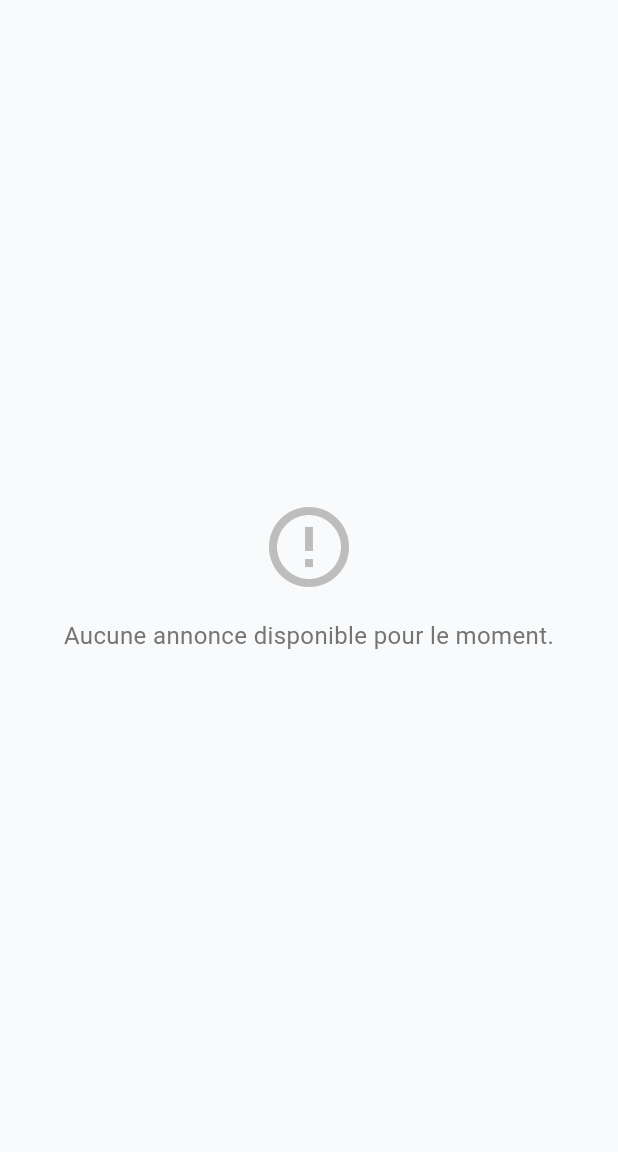
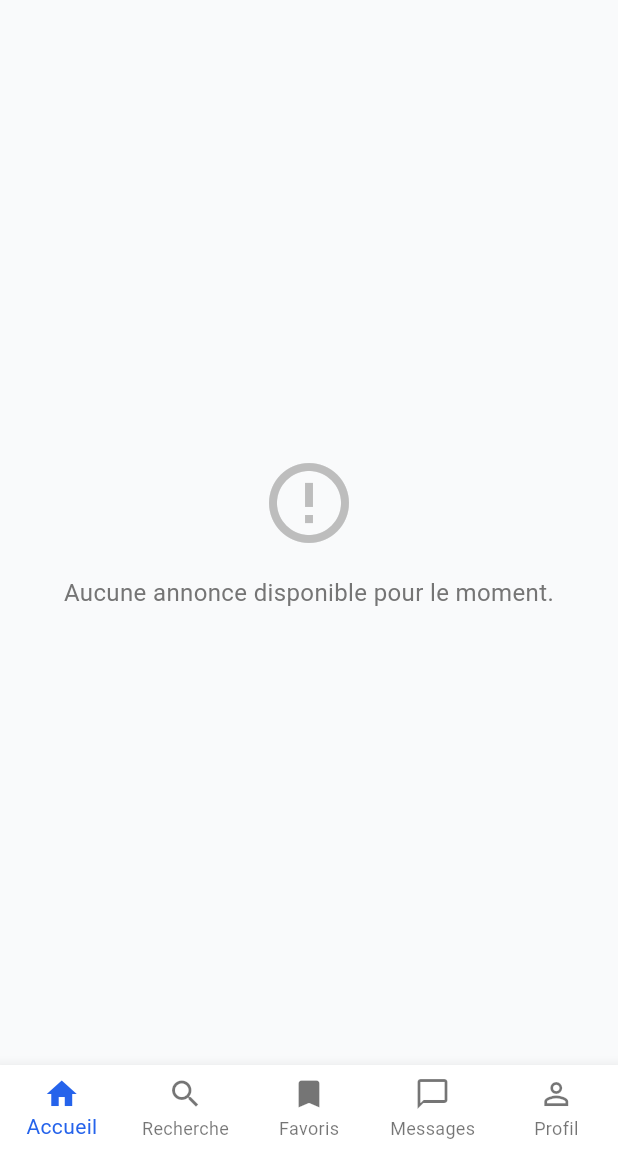
Before and after one commit to Rahim10020/logements_app, a Flutter app: the screen it shows after launch, on a phone screen of 412 x 824 dp, the part 84-1236 px from its top. Run offline on Flutter 3.47's test engine with Material 3 defaults, Android fonts, the light colour scheme and no system bars; our stand-ins replace appwrite, cached_network_image, cloud_firestore, firebase_auth, firebase_core, firebase_storage and 8 more; accounts and stored records are empty.

Commit message:
ajout de la bottom navbar

```diff
--- a/lib/core/config/app_router.dart
+++ b/lib/core/config/app_router.dart
@@ -1,5 +1,6 @@
 import 'package:flutter/material.dart';
 import 'package:go_router/go_router.dart';
+import 'package:provider/provider.dart';
 import '../../features/auth/screens/login_screen.dart';
 import '../../features/auth/screens/register_screen.dart';
 import '../../features/auth/screens/forgot_password_screen.dart';
@@ -13,6 +14,10 @@ import '../../features/profile/screens/profile_screen.dart';
 import '../../features/profile/screens/settings_screen.dart';
 import '../../features/chat/screens/conversations_screen.dart';
 import '../../features/chat/screens/chat_screen.dart';
+import '../../features/listing_detail/screens/listing_detail_screen.dart';
+import '../../features/profile/screens/edit_profile_screen.dart';
+import '../../features/auth/providers/auth_provider.dart';
+import '../widgets/bottom_nav_shell.dart';
 
 /// Configuration du routing avec GoRouter
 class AppRouter {
@@ -21,8 +26,46 @@ class AppRouter {
   static final GoRouter router = GoRouter(
     initialLocation: '/home',
     debugLogDiagnostics: true,
+
+    // Redirect global pour protéger certaines routes et forcer la sélection de rôle
+    redirect: (BuildContext context, GoRouterState state) {
+      try {
+        final auth = Provider.of<AuthProvider>(context, listen: false);
+        final isLoggedIn = auth.currentUser != null;
+        final userRole = auth.userModel?.role ?? '';
+        final loc = state.uri.toString();
+
+        // Routes qui nécessitent l'authentification
+        final protectedPrefixes = [
+          '/saved',
+          '/conversations',
+          '/profile',
+          '/dashboard',
+          '/chat',
+        ];
+
+        final isProtected = protectedPrefixes.any((p) => loc.startsWith(p));
+
+        // Si utilisateur non connecté et route protégée -> redirection vers login
+        if (!isLoggedIn && isProtected) {
+          return '/auth/login?from=${Uri.encodeComponent(loc)}';
+        }
+
+        // Après connexion, si role non défini et on n'est pas déjà sur le flow d'auth -> forcer role-selection
+        final isOnAuthFlow = loc.startsWith('/auth') || loc.startsWith('/role-selection') || loc.startsWith('/auth/role-selection') || loc.startsWith('/auth/login') || loc.startsWith('/auth/register');
+        if (isLoggedIn && (userRole.isEmpty) && !isOnAuthFlow) {
+          return '/auth/role-selection';
+        }
+
+        return null;
+      } catch (e) {
+        // Si Provider non disponible (ex: au tout début de l'app), ne pas rediriger
+        return null;
+      }
+    },
+
     routes: [
-      // Routes d'authentification
+      // Routes d'authentification (gardées en top-level)
       GoRoute(
         path: '/auth/login',
         name: 'auth-login',
@@ -55,12 +98,11 @@ class AppRouter {
         name: 'auth-role-selection',
         builder: (context, state) => const RoleSelectionScreen(),
       ),
-      GoRoute(
-        path: '/role-selection',
-        redirect: (context, state) => '/auth/role-selection',
-      ),
 
-      // Routes principales
+      // ShellRoute qui contient la BottomNavigationBar pour les onglets principaux
+      ShellRoute(
+        builder: (context, state, child) => BottomNavShell(child: child),
+        routes: [
           GoRoute(
             path: '/',
             redirect: (context, state) => '/home',
@@ -70,15 +112,30 @@ class AppRouter {
             name: 'home',
             builder: (context, state) => const HomeScreen(),
           ),
-
-      // Route des favoris
+          GoRoute(
+            path: '/search',
+            name: 'search',
+            builder: (context, state) => const SearchScreen(),
+          ),
           GoRoute(
             path: '/saved',
             name: 'saved',
             builder: (context, state) => const SavedListingsScreen(),
           ),
+          GoRoute(
+            path: '/conversations',
+            name: 'conversations',
+            builder: (context, state) => const ConversationsScreen(),
+          ),
+          GoRoute(
+            path: '/profile',
+            name: 'profile',
+            builder: (context, state) => const ProfileScreen(),
+          ),
+        ],
+      ),
 
-      // Routes de détail
+      // Routes non-onglets / détails (restent en top-level pour être ouvertes sans la bottom bar si souhaité)
       GoRoute(
         path: '/listing/:id',
         name: 'listing-detail',
@@ -88,14 +145,7 @@ class AppRouter {
         },
       ),
 
-      // Route de recherche (à implémenter)
-      GoRoute(
-        path: '/search',
-        name: 'search',
-        builder: (context, state) => const SearchScreen(),
-      ),
-
-      // Routes dashboard
+      // Routes dashboard (protégées par le redirect global)
       GoRoute(
         path: '/dashboard',
         name: 'dashboard',
@@ -115,12 +165,7 @@ class AppRouter {
         },
       ),
 
-      // Routes profil
-      GoRoute(
-        path: '/profile',
-        name: 'profile',
-        builder: (context, state) => const ProfileScreen(),
-      ),
+      // Profile edit/settings
       GoRoute(
         path: '/profile/edit',
         name: 'edit-profile',
@@ -132,12 +177,7 @@ class AppRouter {
         builder: (context, state) => const SettingsScreen(),
       ),
 
-      // Routes chat
-      GoRoute(
-        path: '/conversations',
-        name: 'conversations',
-        builder: (context, state) => const ConversationsScreen(),
-      ),
+      // Chat
       GoRoute(
         path: '/chat/:id',
         name: 'chat',
@@ -170,69 +210,3 @@ class AppRouter {
     ),
   );
 }
-
-// Placeholder screens - Seront implémentés dans les phases suivantes
-
-class MainScreen extends StatelessWidget {
-  const MainScreen({super.key});
-
-  @override
-  Widget build(BuildContext context) {
-    return Scaffold(
-      appBar: AppBar(title: const Text('Ahoe')),
-      body: const Center(child: Text('Main Screen with Bottom Nav - Phase 3')),
-    );
-  }
-}
-
-class ListingDetailScreen extends StatelessWidget {
-  final String listingId;
-
-  const ListingDetailScreen({super.key, required this.listingId});
-
-  @override
-  Widget build(BuildContext context) {
-    return Scaffold(
-      appBar: AppBar(title: const Text('Détails de l\'annonce')),
-      body: Center(child: Text('Listing Detail $listingId - Phase 3')),
-    );
-  }
-}
-
-class AddListingScreen extends StatelessWidget {
-  const AddListingScreen({super.key});
-
-  @override
-  Widget build(BuildContext context) {
-    return Scaffold(
-      appBar: AppBar(title: const Text('Ajouter une annonce')),
-      body: const Center(child: Text('Add Listing Screen - Phase 6')),
-    );
-  }
-}
-
-class EditListingScreen extends StatelessWidget {
-  final String listingId;
-
-  const EditListingScreen({super.key, required this.listingId});
-
-  @override
-  Widget build(BuildContext context) {
-    return Scaffold(
-      appBar: AppBar(title: const Text('Modifier l\'annonce')),
-      body: Center(child: Text('Edit Listing $listingId - Phase 6')),
-    );
-  }
-}
-
-class EditProfileScreen extends StatelessWidget {
-  const EditProfileScreen({super.key});
-
-  @override
-  Widget build(BuildContext context) {
-    return Scaffold(
-      appBar: AppBar(title: const Text('Modifier le profil')),
-      body: const Center(child: Text('Edit Profile Screen - Phase 7')),
-    );
-  }
-}
--- /dev/null
+++ b/lib/core/widgets/bottom_nav_shell.dart
@@ -0,0 +1,62 @@
+import 'package:flutter/material.dart';
+import 'package:go_router/go_router.dart';
+
+/// Shell qui contient une BottomNavigationBar persistante
+class BottomNavShell extends StatefulWidget {
+  final Widget child;
+  const BottomNavShell({super.key, required this.child});
+
+  @override
+  State<BottomNavShell> createState() => _BottomNavShellState();
+}
+
+class _BottomNavShellState extends State<BottomNavShell> {
+  static const List<String> _paths = [
+    '/home',
+    '/search',
+    '/saved',
+    '/conversations',
+    '/profile',
+  ];
+
+  int _currentIndex = 0;
+
+  @override
+  void didChangeDependencies() {
+    super.didChangeDependencies();
+    final location = GoRouterState.of(context).uri.toString();
+    _currentIndex = _indexFromLocation(location);
+  }
+
+  int _indexFromLocation(String location) {
+    for (var i = 0; i < _paths.length; i++) {
+      if (location.startsWith(_paths[i])) return i;
+    }
+    return 0;
+  }
+
+  void _onTap(int index) {
+    if (index == _currentIndex) return;
+    context.go(_paths[index]);
+    setState(() => _currentIndex = index);
+  }
+
+  @override
+  Widget build(BuildContext context) {
+    return Scaffold(
+      body: widget.child,
+      bottomNavigationBar: BottomNavigationBar(
+        currentIndex: _currentIndex,
+        type: BottomNavigationBarType.fixed,
+        onTap: _onTap,
+        items: const [
+          BottomNavigationBarItem(icon: Icon(Icons.home), label: 'Accueil'),
+          BottomNavigationBarItem(icon: Icon(Icons.search), label: 'Recherche'),
+          BottomNavigationBarItem(icon: Icon(Icons.bookmark), label: 'Favoris'),
+          BottomNavigationBarItem(icon: Icon(Icons.chat_bubble_outline), label: 'Messages'),
+          BottomNavigationBarItem(icon: Icon(Icons.person_outline), label: 'Profil'),
+        ],
+      ),
+    );
+  }
+}
```
Lines whose indentation alone changed are shown as unchanged.
